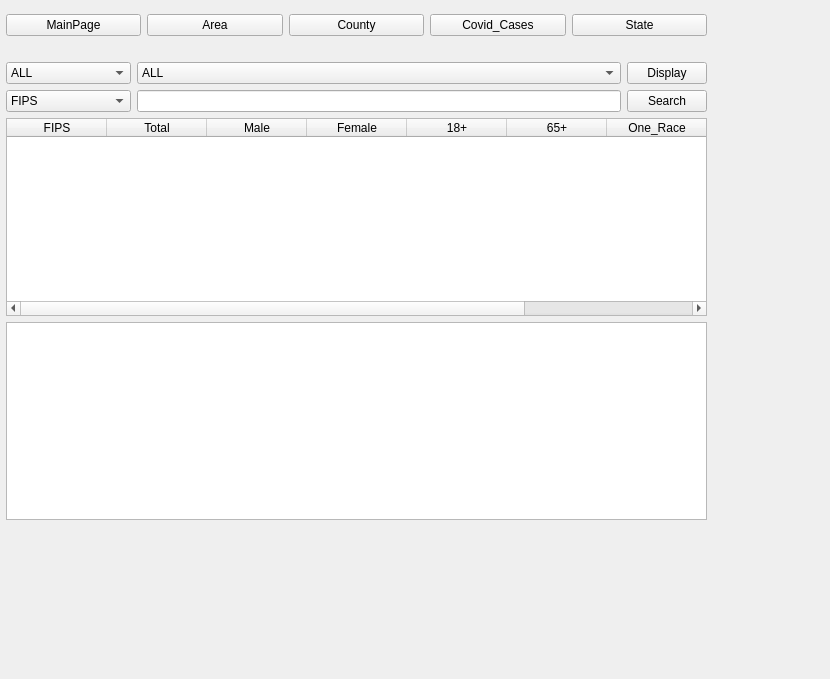
devi1X/CSE412_DatabaseProject, file CSE412_UI/Population.ui: the form before one commit.
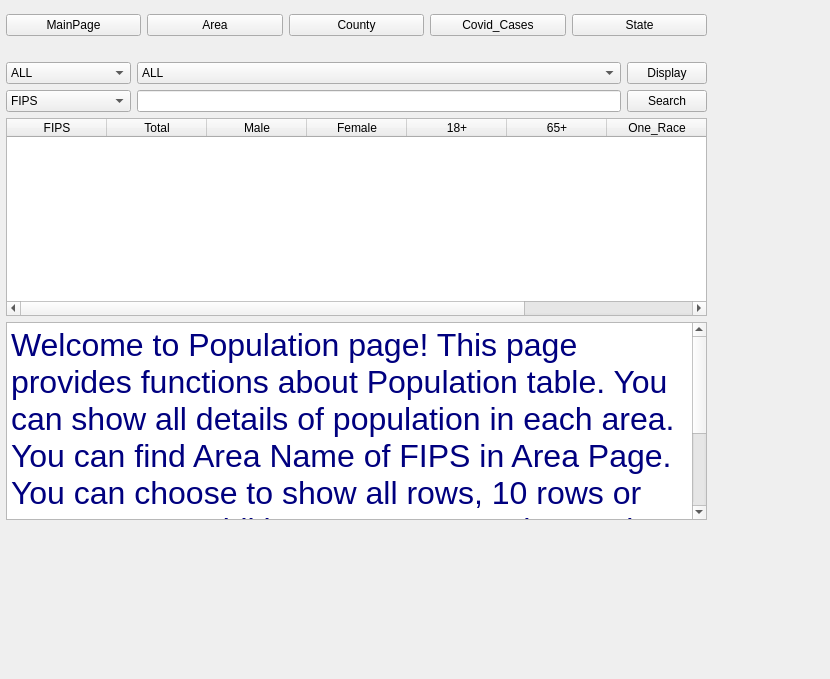
The form after the commit.

Commit message: added description of each page

Diff of the .ui file:
```diff
--- a/CSE412_UI/Population.ui
+++ b/CSE412_UI/Population.ui
@@ -124,7 +124,15 @@
      </widget>
     </item>
     <item row="5" column="0" colspan="3">
-     <widget class="QTextBrowser" name="textBrowser"/>
+     <widget class="QTextBrowser" name="textBrowser">
+      <property name="html">
+       <string>&lt;!DOCTYPE HTML PUBLIC &quot;-//W3C//DTD HTML 4.0//EN&quot; &quot;http://www.w3.org/TR/REC-html40/strict.dtd&quot;&gt;
+&lt;html&gt;&lt;head&gt;&lt;meta name=&quot;qrichtext&quot; content=&quot;1&quot; /&gt;&lt;style type=&quot;text/css&quot;&gt;
+p, li { white-space: pre-wrap; }
+&lt;/style&gt;&lt;/head&gt;&lt;body style=&quot; font-family:'SimSun'; font-size:9pt; font-weight:400; font-style:normal;&quot;&gt;
+&lt;p style=&quot; margin-top:0px; margin-bottom:0px; margin-left:0px; margin-right:0px; -qt-block-indent:0; text-indent:0px;&quot;&gt;&lt;span style=&quot; font-size:24pt; color:#00007f;&quot;&gt;Welcome to Population page! This page provides functions about Population table. You can show all details of population in each area. You can find Area Name of FIPS in Area Page. You can choose to show all rows, 10 rows or 100 rows. In addition, you can search rows by keywords,such as FIPS. If you want to know more details of Covid-19, please go to Covid_Cases Page.&lt;/span&gt;&lt;/p&gt;&lt;/body&gt;&lt;/html&gt;</string>
+      </property>
+     </widget>
     </item>
     <item row="3" column="1">
      <widget class="QLineEdit" name="lineEdit"/>
```
The commit also changes 6 other files.
